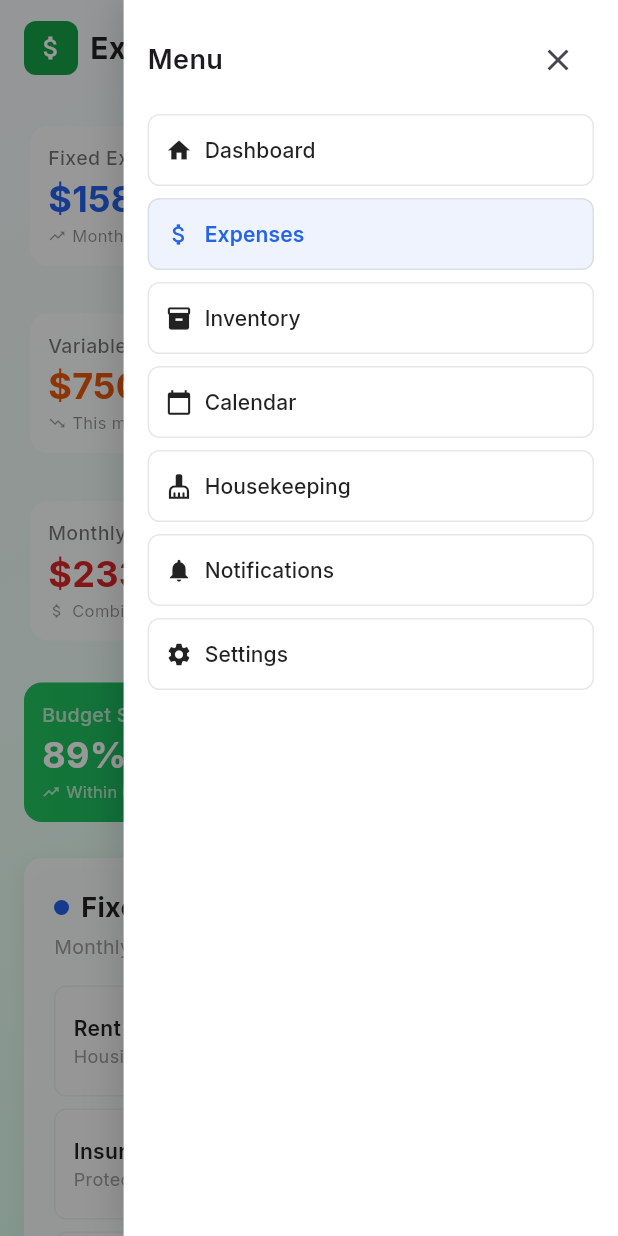
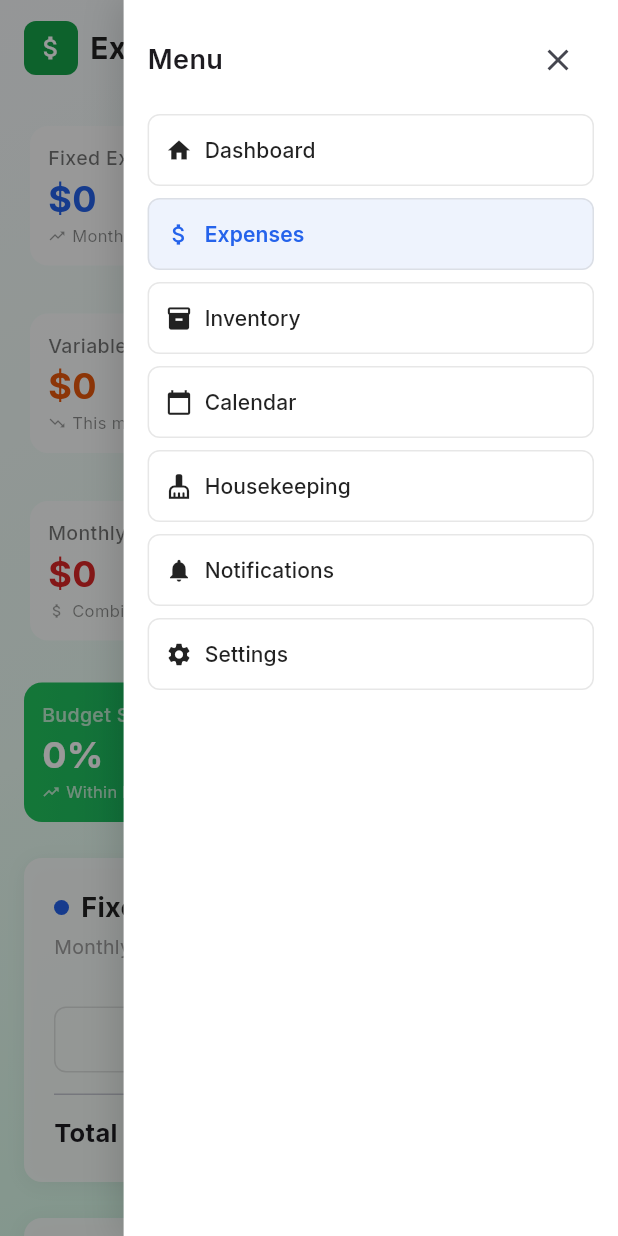
Before and after one commit to delgadjp/Raven-Nest, a Flutter app: the ExpensesScreen screen opened by its route, after a tap on the "menu" icon, on a phone screen of 412 x 824 dp. Run offline on Flutter 3.47's test engine with Material 3 defaults, Android fonts, the phone set to English and light mode, and no system bars; our stand-ins replace fl_chart, go_router, google_fonts, supabase_flutter; accounts and stored records are empty.

Commit message:
feat: Refactor ExpensesScreen to load data from ExpensesService and handle errors

```diff
--- a/lib/constants/app_exports.dart
+++ b/lib/constants/app_exports.dart
@@ -88,3 +88,4 @@ export '/models/notification_model.dart';
 //SERVICES
 export '/services/supabase_service.dart';
 export '/services/dashboard_service.dart';
+export '/services/expenses_service.dart';
--- a/lib/screens/expenses_screen.dart
+++ b/lib/screens/expenses_screen.dart
@@ -8,27 +8,59 @@ class ExpensesScreen extends StatefulWidget {
 }
 
 class _ExpensesScreenState extends State<ExpensesScreen> {
-  // Mock data for demonstration
-  List<Map<String, dynamic>> fixedExpenses = [
-    {'name': 'Rent', 'category': 'Housing', 'amount': 1200.0},
-    {'name': 'Insurance', 'category': 'Protection', 'amount': 300.0},
-    {'name': 'Internet', 'category': 'Utilities', 'amount': 80.0},
-  ];
-  List<Map<String, dynamic>> variableExpenses = [
-    {'name': 'Groceries', 'category': 'Food', 'amount': 400.0},
-    {'name': 'Gas', 'category': 'Transportation', 'amount': 150.0},
-    {'name': 'Entertainment', 'category': 'Leisure', 'amount': 200.0},
-  ];
-  double fixedTotal = 1580.0;
-  double variableTotal = 750.0;
-  bool isLoading = false;
+  List<Map<String, dynamic>> fixedExpenses = [];
+  List<Map<String, dynamic>> variableExpenses = [];
+  List<Map<String, dynamic>> expenseCategories = [];
+  double fixedTotal = 0.0;
+  double variableTotal = 0.0;
+  double budgetUtilization = 0.0;
+  bool isLoading = true;
+  String? errorMessage;
 
   double get grandTotal => fixedTotal + variableTotal;
 
   @override
   void initState() {
     super.initState();
-    // Data is already initialized as mock data
+    _loadExpensesData();
+  }
+
+  Future<void> _loadExpensesData() async {
+    setState(() {
+      isLoading = true;
+      errorMessage = null;
+    });
+
+    try {
+      // Load all data concurrently
+      final results = await Future.wait([
+        ExpensesService.getExpenseCategories(),
+        ExpensesService.getFixedExpenses(),
+        ExpensesService.getVariableExpenses(),
+        ExpensesService.getFixedExpensesTotal(),
+        ExpensesService.getVariableExpensesTotal(),
+        ExpensesService.getBudgetUtilization(),
+      ]);
+
+      setState(() {
+        expenseCategories = results[0] as List<Map<String, dynamic>>;
+        fixedExpenses = (results[1] as List<Map<String, dynamic>>)
+            .map((e) => ExpensesService.formatExpenseForUI(e))
+            .toList();
+        variableExpenses = (results[2] as List<Map<String, dynamic>>)
+            .map((e) => ExpensesService.formatExpenseForUI(e))
+            .toList();
+        fixedTotal = results[3] as double;
+        variableTotal = results[4] as double;
+        budgetUtilization = results[5] as double;
+        isLoading = false;
+      });
+    } catch (e) {
+      setState(() {
+        errorMessage = 'Error loading expenses data: $e';
+        isLoading = false;
+      });
+    }
   }
 
   @override
@@ -45,7 +77,33 @@ class _ExpensesScreenState extends State<ExpensesScreen> {
           Expanded(
             child: isLoading
                 ? const Center(child: CircularProgressIndicator())
-                : SingleChildScrollView(
+                : errorMessage != null
+                    ? Center(
+                        child: Column(
+                          mainAxisAlignment: MainAxisAlignment.center,
+                          children: [
+                            Icon(Icons.error_outline, size: 64, color: Colors.red.shade400),
+                            const SizedBox(height: 16),
+                            Text(
+                              'Failed to load expenses',
+                              style: Theme.of(context).textTheme.headlineSmall,
+                            ),
+                            const SizedBox(height: 8),
+                            Text(
+                              errorMessage!,
+                              style: Theme.of(context).textTheme.bodyMedium,
+                              textAlign: TextAlign.center,
+                            ),
+                            const SizedBox(height: 16),
+                            ElevatedButton.icon(
+                              onPressed: _loadExpensesData,
+                              icon: const Icon(Icons.refresh),
+                              label: const Text('Retry'),
+                            ),
+                          ],
+                        ),
+                      )
+                    : SingleChildScrollView(
                     padding: const EdgeInsets.all(16),
                     child: Center(
                       child: ConstrainedBox(
@@ -79,8 +137,8 @@ class _ExpensesScreenState extends State<ExpensesScreen> {
                                   ),
                                   SummaryGradientCard(
                                     title: 'Budget Status',
-                                    value: '89%',
-                                    subtitle: 'Within budget',
+                                    value: '${budgetUtilization.toStringAsFixed(0)}%',
+                                    subtitle: budgetUtilization <= 100 ? 'Within budget' : 'Over budget',
                                   ),
                                 ],
                               ),
@@ -138,7 +196,7 @@ class _ExpensesScreenState extends State<ExpensesScreen> {
           category: expense['category'] as String,
           amount: expense['amount'] as double,
           showDeleteButton: true,
-          onDelete: () => _deleteExpense(expense['name'] as String, variable),
+          onDelete: () => _deleteExpense(expense['id'] as String, variable),
           amountColor: amountColor,
         ),
       ).toList(),
@@ -171,45 +229,77 @@ class _ExpensesScreenState extends State<ExpensesScreen> {
 
   void _showAddExpenseDialog(bool isVariable) {
     final String title = isVariable ? 'Add New Variable Expense' : 'Add New Fixed Expense';
+
+    // Filter categories based on expense type
+    final filteredCategories = expenseCategories
+        .where((category) => category['is_variable'] == isVariable)
+        .toList();
+
     showDialog(
       context: context,
       builder: (context) => GenericFormDialog(
         config: DialogConfigurations.addExpense(
           title: title,
-          onAdd: (name, amount, category) async {
-            // Add to mock data
-            final newExpense = {
-              'name': name,
-              'amount': amount,
-              'category': category,
-            };
+          categories: filteredCategories,
+          onAdd: (name, amount, categoryId) async {
+            final success = await ExpensesService.addExpense(
+              name: name,
+              amount: amount,
+              categoryId: categoryId,
+            );
 
-            setState(() {
-              if (isVariable) {
-                variableExpenses.add(newExpense);
-                variableTotal += amount;
-              } else {
-                fixedExpenses.add(newExpense);
-                fixedTotal += amount;
+            if (success) {
+              // Reload data to reflect changes
+              _loadExpensesData();
+
+              if (mounted) {
+                ScaffoldMessenger.of(context).showSnackBar(
+                  SnackBar(
+                    content: Text('Expense "$name" added successfully'),
+                    backgroundColor: Colors.green,
+                  ),
+                );
               }
-            });
+            } else {
+              if (mounted) {
+                ScaffoldMessenger.of(context).showSnackBar(
+                  const SnackBar(
+                    content: Text('Failed to add expense'),
+                    backgroundColor: Colors.red,
+                  ),
+                );
+              }
+            }
           },
         ),
       ),
     );
   }
 
-  void _deleteExpense(String name, bool isVariable) {
-    setState(() {
-      if (isVariable) {
-        final expense = variableExpenses.firstWhere((e) => e['name'] == name);
-        variableExpenses.removeWhere((e) => e['name'] == name);
-        variableTotal -= expense['amount'] as double;
-      } else {
-        final expense = fixedExpenses.firstWhere((e) => e['name'] == name);
-        fixedExpenses.removeWhere((e) => e['name'] == name);
-        fixedTotal -= expense['amount'] as double;
+  void _deleteExpense(String expenseId, bool isVariable) async {
+    final success = await ExpensesService.deleteExpense(expenseId);
+
+    if (success) {
+      // Reload data to reflect changes
+      _loadExpensesData();
+
+      if (mounted) {
+        ScaffoldMessenger.of(context).showSnackBar(
+          const SnackBar(
+            content: Text('Expense deleted successfully'),
+            backgroundColor: Colors.green,
+          ),
+        );
       }
-    });
+    } else {
+      if (mounted) {
+        ScaffoldMessenger.of(context).showSnackBar(
+          const SnackBar(
+            content: Text('Failed to delete expense'),
+            backgroundColor: Colors.red,
+          ),
+        );
+      }
+    }
   }
 }
--- /dev/null
+++ b/lib/services/expenses_service.dart
@@ -0,0 +1,250 @@
+import '../constants/app_exports.dart';
+
+class ExpensesService {
+  static final _supabase = SupabaseService.client;
+
+  // Get all expense categories
+  static Future<List<Map<String, dynamic>>> getExpenseCategories() async {
+    try {
+      final response = await _supabase
+          .from('expense_categories')
+          .select('*')
+          .order('name');
+
+      return List<Map<String, dynamic>>.from(response);
+    } catch (e) {
+      print('Error fetching expense categories: $e');
+      return [];
+    }
+  }
+
+  // Get fixed expenses (categories where is_variable = false)
+  static Future<List<Map<String, dynamic>>> getFixedExpenses() async {
+    try {
+      final response = await _supabase
+          .from('expenses')
+          .select('''
+            *,
+            expense_categories!inner(
+              id,
+              name,
+              is_variable
+            )
+          ''')
+          .eq('expense_categories.is_variable', false)
+          .order('created_at', ascending: false);
+
+      return List<Map<String, dynamic>>.from(response);
+    } catch (e) {
+      print('Error fetching fixed expenses: $e');
+      return [];
+    }
+  }
+
+  // Get variable expenses (categories where is_variable = true)
+  static Future<List<Map<String, dynamic>>> getVariableExpenses() async {
+    try {
+      final response = await _supabase
+          .from('expenses')
+          .select('''
+            *,
+            expense_categories!inner(
+              id,
+              name,
+              is_variable
+            )
+          ''')
+          .eq('expense_categories.is_variable', true)
+          .order('created_at', ascending: false);
+
+      return List<Map<String, dynamic>>.from(response);
+    } catch (e) {
+      print('Error fetching variable expenses: $e');
+      return [];
+    }
+  }
+
+  // Get total fixed expenses for current month
+  static Future<double> getFixedExpensesTotal([int? month, int? year]) async {
+    try {
+      final currentMonth = month ?? DateTime.now().month;
+      final currentYear = year ?? DateTime.now().year;
+
+      final response = await _supabase
+          .from('expenses')
+          .select('''
+            amount,
+            expense_categories!inner(is_variable)
+          ''')
+          .eq('expense_categories.is_variable', false)
+          .eq('month', currentMonth)
+          .eq('year', currentYear);
+
+      double total = 0.0;
+      for (final expense in response) {
+        final amount = expense['amount'];
+        if (amount != null) {
+          total += (amount is int) ? amount.toDouble() : (amount as num).toDouble();
+        }
+      }
+
+      return total;
+    } catch (e) {
+      print('Error calculating fixed expenses total: $e');
+      return 0.0;
+    }
+  }
+
+  // Get total variable expenses for current month
+  static Future<double> getVariableExpensesTotal([int? month, int? year]) async {
+    try {
+      final currentMonth = month ?? DateTime.now().month;
+      final currentYear = year ?? DateTime.now().year;
+
+      final response = await _supabase
+          .from('expenses')
+          .select('''
+            amount,
+            expense_categories!inner(is_variable)
+          ''')
+          .eq('expense_categories.is_variable', true)
+          .eq('month', currentMonth)
+          .eq('year', currentYear);
+
+      double total = 0.0;
+      for (final expense in response) {
+        final amount = expense['amount'];
+        if (amount != null) {
+          total += (amount is int) ? amount.toDouble() : (amount as num).toDouble();
+        }
+      }
+
+      return total;
+    } catch (e) {
+      print('Error calculating variable expenses total: $e');
+      return 0.0;
+    }
+  }
+
+  // Add a new expense
+  static Future<bool> addExpense({
+    required String name,
+    required double amount,
+    required String categoryId,
+    String? bookingId,
+    DateTime? date,
+  }) async {
+    try {
+      final expenseDate = date ?? DateTime.now();
+
+      await _supabase.from('expenses').insert({
+        'name': name,
+        'amount': amount,
+        'category_id': categoryId,
+        'booking_id': bookingId,
+        'date': expenseDate.toIso8601String().split('T')[0], // YYYY-MM-DD format
+        'month': expenseDate.month,
+        'year': expenseDate.year,
+      });
+
+      return true;
+    } catch (e) {
+      print('Error adding expense: $e');
+      return false;
+    }
+  }
+
+  // Delete an expense
+  static Future<bool> deleteExpense(String expenseId) async {
+    try {
+      await _supabase
+          .from('expenses')
+          .delete()
+          .eq('id', expenseId);
+
+      return true;
+    } catch (e) {
+      print('Error deleting expense: $e');
+      return false;
+    }
+  }
+
+  // Update an expense
+  static Future<bool> updateExpense({
+    required String expenseId,
+    String? name,
+    double? amount,
+    String? categoryId,
+    DateTime? date,
+  }) async {
+    try {
+      final updateData = <String, dynamic>{};
+
+      if (name != null) updateData['name'] = name;
+      if (amount != null) updateData['amount'] = amount;
+      if (categoryId != null) updateData['category_id'] = categoryId;
+      if (date != null) {
+        updateData['date'] = date.toIso8601String().split('T')[0];
+        updateData['month'] = date.month;
+        updateData['year'] = date.year;
+      }
+
+      if (updateData.isNotEmpty) {
+        await _supabase
+            .from('expenses')
+            .update(updateData)
+            .eq('id', expenseId);
+      }
+
+      return true;
+    } catch (e) {
+      print('Error updating expense: $e');
+      return false;
+    }
+  }
+
+  // Get budget utilization percentage
+  static Future<double> getBudgetUtilization([int? month, int? year]) async {
+    try {
+      final currentMonth = month ?? DateTime.now().month;
+      final currentYear = year ?? DateTime.now().year;
+
+      // Get total budget from categories
+      final categoriesResponse = await _supabase
+          .from('expense_categories')
+          .select('budget');
+
+      double totalBudget = 0.0;
+      for (final category in categoriesResponse) {
+        final budget = category['budget'];
+        if (budget != null) {
+          totalBudget += (budget is int) ? budget.toDouble() : (budget as num).toDouble();
+        }
+      }
+
+      if (totalBudget == 0) return 0.0;
+
+      // Get total expenses for the month
+      final fixedTotal = await getFixedExpensesTotal(currentMonth, currentYear);
+      final variableTotal = await getVariableExpensesTotal(currentMonth, currentYear);
+      final totalExpenses = fixedTotal + variableTotal;
+
+      return (totalExpenses / totalBudget) * 100;
+    } catch (e) {
+      print('Error calculating budget utilization: $e');
+      return 0.0;
+    }
+  }
+
+  // Helper method to format expense data for UI
+  static Map<String, dynamic> formatExpenseForUI(Map<String, dynamic> expense) {
+    return {
+      'id': expense['id'],
+      'name': expense['name'] ?? 'Unknown',
+      'amount': expense['amount'] ?? 0.0,
+      'category': expense['expense_categories']?['name'] ?? 'Uncategorized',
+      'date': expense['date'],
+      'created_at': expense['created_at'],
+    };
+  }
+}
```
Also changed, not shown: lib/widgets/generic_dialogs/dialog_configurations.dart (+31 -8 lines).
